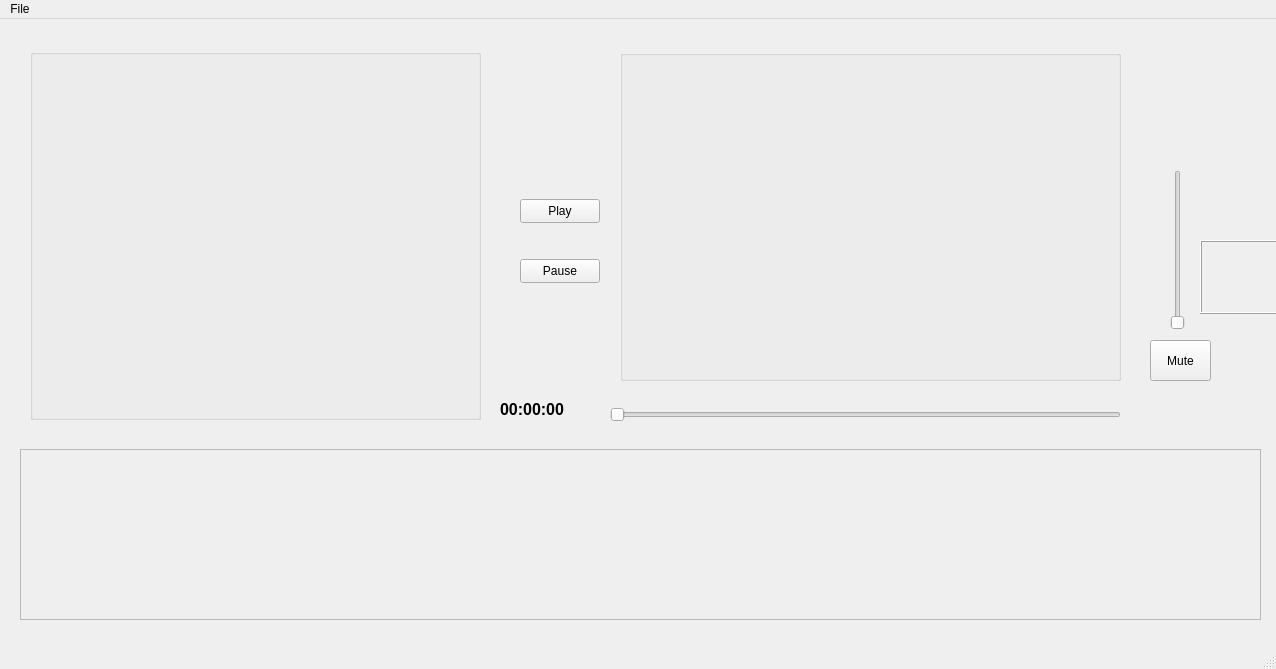
First picture: the form in ui/mainwindow.ui, repository maksPodstawski/qt-video-editor, before the edit.
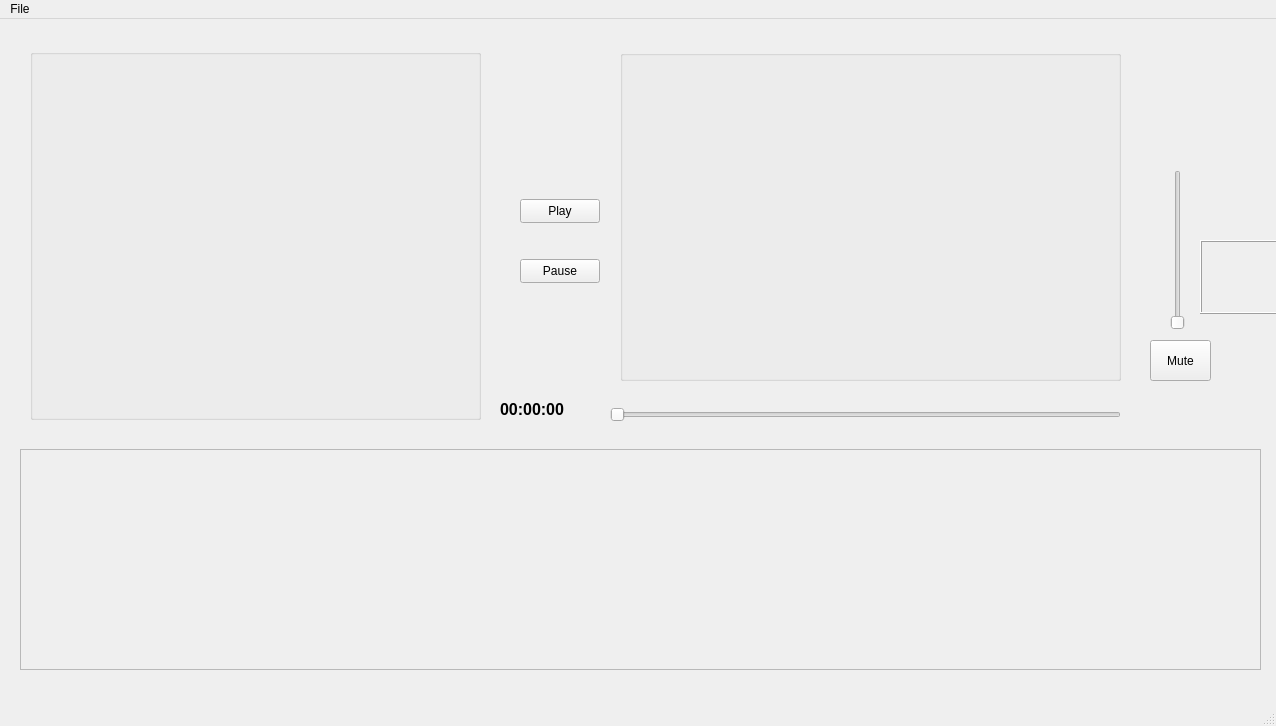
Second picture: the form after the edit.

The edit to the form file:
```diff
--- a/ui/mainwindow.ui
+++ b/ui/mainwindow.ui
@@ -7,7 +7,7 @@
     <x>0</x>
     <y>0</y>
     <width>1276</width>
-    <height>669</height>
+    <height>726</height>
    </rect>
   </property>
   <property name="windowTitle">
@@ -149,7 +149,7 @@
       <x>20</x>
       <y>430</y>
       <width>1241</width>
-      <height>171</height>
+      <height>221</height>
      </rect>
     </property>
     <property name="widgetResizable">
@@ -161,7 +161,7 @@
        <x>0</x>
        <y>0</y>
        <width>1239</width>
-       <height>169</height>
+       <height>219</height>
       </rect>
      </property>
     </widget>
```
Left out of the diff: 8 changed lines with no effect on the pictures.
